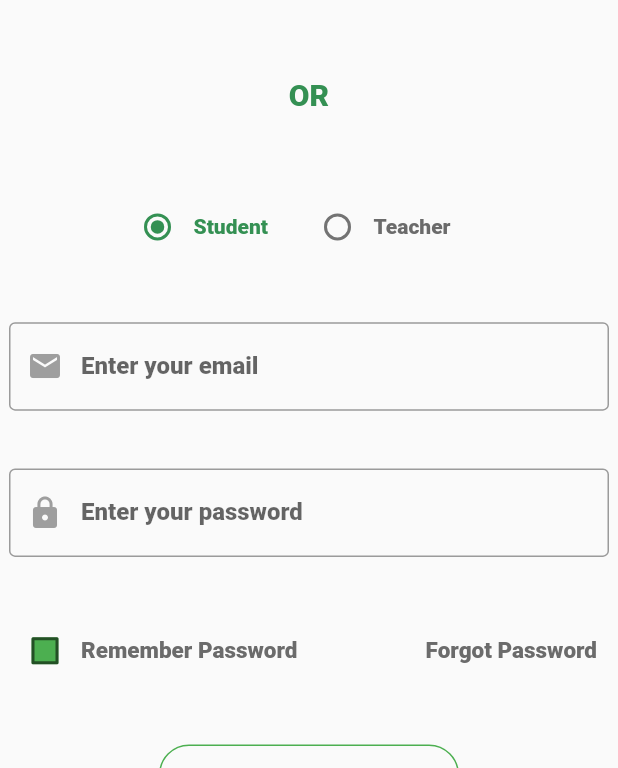
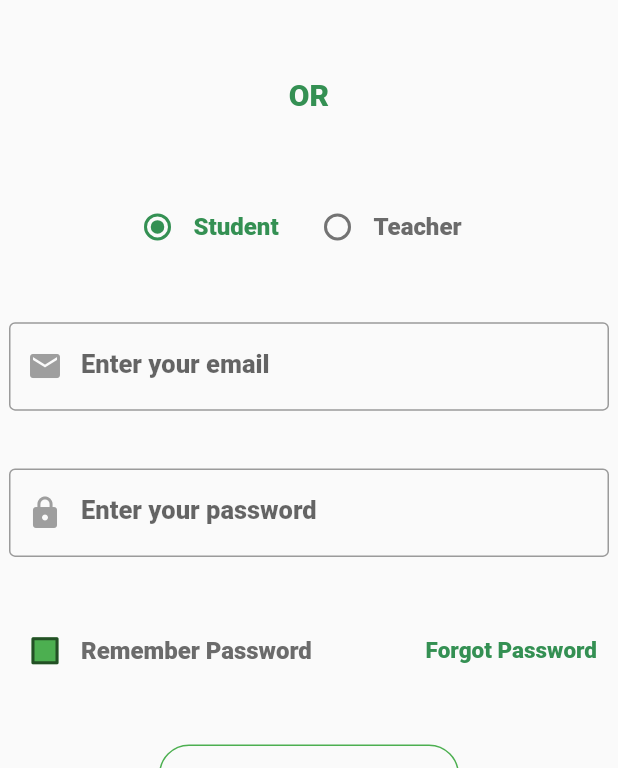
Before and after one commit to moinur-rahman/academi-portal, a Flutter app: the screen it shows after launch, after a tap on "Login", on a phone screen of 412 x 824 dp, the part 468-1236 px from its top. Run offline on Flutter 3.47's test engine with Material 2 defaults, Android fonts, the light colour scheme and no system bars; our stand-ins replace carousel_slider, flutter_dotenv, graphql, image_picker, shared_preferences; missing offline and left inert: dart:ffi; network calls fail; Roboto replaces fonts that are missing (Raleway).

Commit message:
Sign in page desgin change

```diff
--- a/lib/components/SignInPage/description_section.dart
+++ b/lib/components/SignInPage/description_section.dart
@@ -1,15 +1,18 @@
 import 'package:flutter/material.dart';
 
 class DescriptionSection extends StatelessWidget {
+  const DescriptionSection({super.key});
+
   @override
   Widget build(BuildContext context) {
-    return SizedBox(
+    return const SizedBox(
       width: 300,
       child: Text(
         "Welcome back! Sign in using your social account or continue as",
         style: TextStyle(
           color: Colors.black,
           fontSize: 15,
+          fontWeight: FontWeight.w500,
         ),
         textAlign: TextAlign.center,
       ),
--- a/lib/components/SignInPage/header_section.dart
+++ b/lib/components/SignInPage/header_section.dart
@@ -1,13 +1,18 @@
 import 'package:flutter/material.dart';
 
 class HeaderSection extends StatelessWidget {
+  const HeaderSection({super.key});
+
   @override
   Widget build(BuildContext context) {
-    return SizedBox(
+    return const SizedBox(
       child: Text(
         "Sign In",
         style: TextStyle(
-            color: Colors.black, fontSize: 35, fontWeight: FontWeight.bold),
+          color: Colors.black,
+          fontSize: 35,
+          fontWeight: FontWeight.bold,
+        ),
       ),
     );
   }
--- a/lib/components/SignInPage/input_section.dart
+++ b/lib/components/SignInPage/input_section.dart
@@ -108,6 +108,8 @@ class _InputSectionState extends State<InputSection> {
                       Text(
                         "Student",
                         style: TextStyle(
+                          fontSize: 16,
+                          fontWeight: FontWeight.w500,
                           color: (_role == UserType.Student)
                               ? AppColors.green
                               : AppColors.grey,
@@ -133,6 +135,8 @@ class _InputSectionState extends State<InputSection> {
                       Text(
                         "Teacher",
                         style: TextStyle(
+                          fontSize: 16,
+                          fontWeight: FontWeight.w500,
                           color: (_role == UserType.Teacher)
                               ? AppColors.green
                               : AppColors.grey,
@@ -157,6 +161,10 @@ class _InputSectionState extends State<InputSection> {
                 color: AppColors.green,
               ),
               labelText: 'Enter your email',
+              labelStyle: TextStyle(
+                fontSize: 17,
+                fontWeight: FontWeight.w500,
+              ),
               prefixIcon: Icon(
                 Icons.email,
                 color: Colors.grey,
@@ -170,6 +178,10 @@ class _InputSectionState extends State<InputSection> {
             decoration: const InputDecoration(
               border: OutlineInputBorder(),
               labelText: 'Enter your password',
+              labelStyle: TextStyle(
+                fontSize: 17,
+                fontWeight: FontWeight.w500,
+              ),
               focusedBorder: OutlineInputBorder(
                 borderSide: BorderSide(
                   color: AppColors.green,
@@ -206,8 +218,9 @@ class _InputSectionState extends State<InputSection> {
                   Text(
                     "Remember Password",
                     style: TextStyle(
+                      fontSize: 16,
+                      fontWeight: FontWeight.w500,
                       color: isChecked ? AppColors.green : AppColors.grey,
-                      fontSize: 15,
                     ),
                   ),
                 ],
@@ -217,7 +230,7 @@ class _InputSectionState extends State<InputSection> {
                   child: const Text(
                     "Forgot Password",
                     style: TextStyle(
-                      color: AppColors.grey,
+                      color: AppColors.green,
                       fontSize: 15,
                     ),
                   )),
@@ -239,7 +252,10 @@ class _InputSectionState extends State<InputSection> {
               ),
               child: const Text(
                 "Sign In",
-                style: TextStyle(fontSize: 18, fontWeight: FontWeight.bold),
+                style: TextStyle(
+                  fontSize: 20,
+                  fontWeight: FontWeight.bold,
+                ),
               ),
             ),
           ),
--- a/lib/view/landing_page.dart
+++ b/lib/view/landing_page.dart
@@ -22,10 +22,10 @@ class LandingPage extends StatelessWidget {
           child: Column(
             mainAxisAlignment: MainAxisAlignment.spaceAround,
             children: [
-              Carousel(),
+              const Carousel(),
               SizedBox(
                 child: Column(
-                  children: [
+                  children: const [
                     SignUpButton(),
                     Login(),
                   ],
--- a/lib/view/sign_in_page.dart
+++ b/lib/view/sign_in_page.dart
@@ -30,8 +30,8 @@ class SignInPage extends StatelessWidget {
                 child: Column(
                   mainAxisAlignment: MainAxisAlignment.spaceBetween,
                   children: [
-                    HeaderSection(),
-                    DescriptionSection(),
+                    const HeaderSection(),
+                    const DescriptionSection(),
                     LogoButtonSection(),
                   ],
                 ),
```
